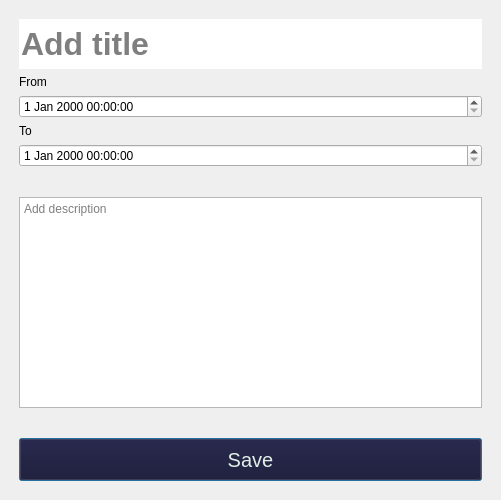
The window that tudu/forms/addtaskformweekly.ui (SaraKapetinic/VerificationTuduProject) describes before a commit, drawn with Qt 5.
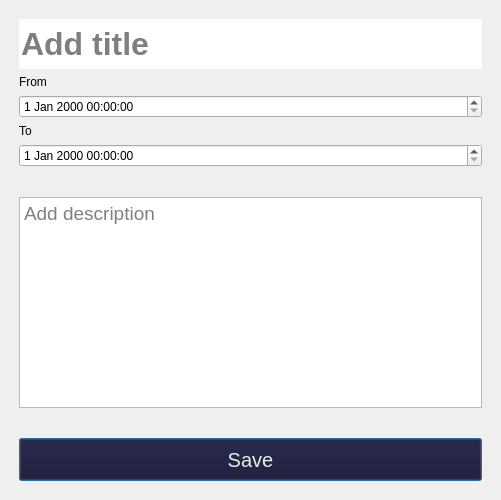
The same window after the commit.

Diff of the .ui file:
```diff
--- a/tudu/forms/addtaskformweekly.ui
+++ b/tudu/forms/addtaskformweekly.ui
@@ -83,6 +83,11 @@
        </item>
        <item row="10" column="0">
         <widget class="QPlainTextEdit" name="taskDesc">
+         <property name="font">
+          <font>
+           <pointsize>14</pointsize>
+          </font>
+         </property>
          <property name="placeholderText">
           <string>Add description</string>
          </property>
```
